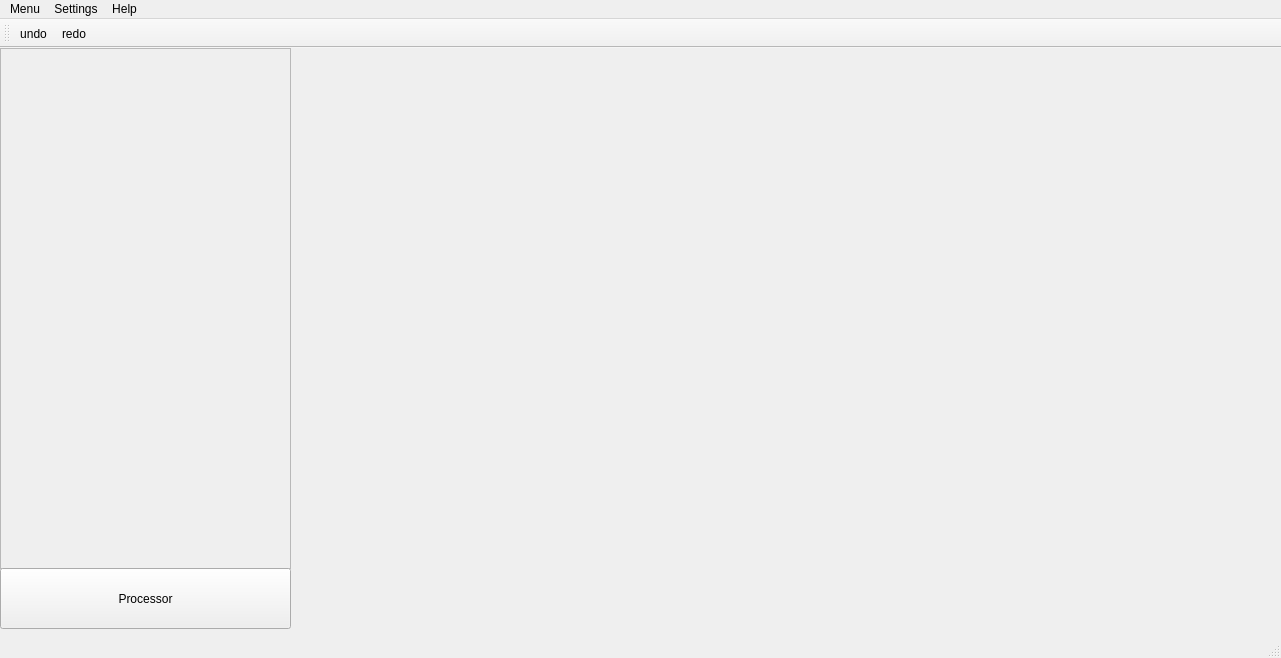
Before: the Qt Designer form mainwindow.ui in AstapovIE/LayerEditor, drawn with Qt 5.
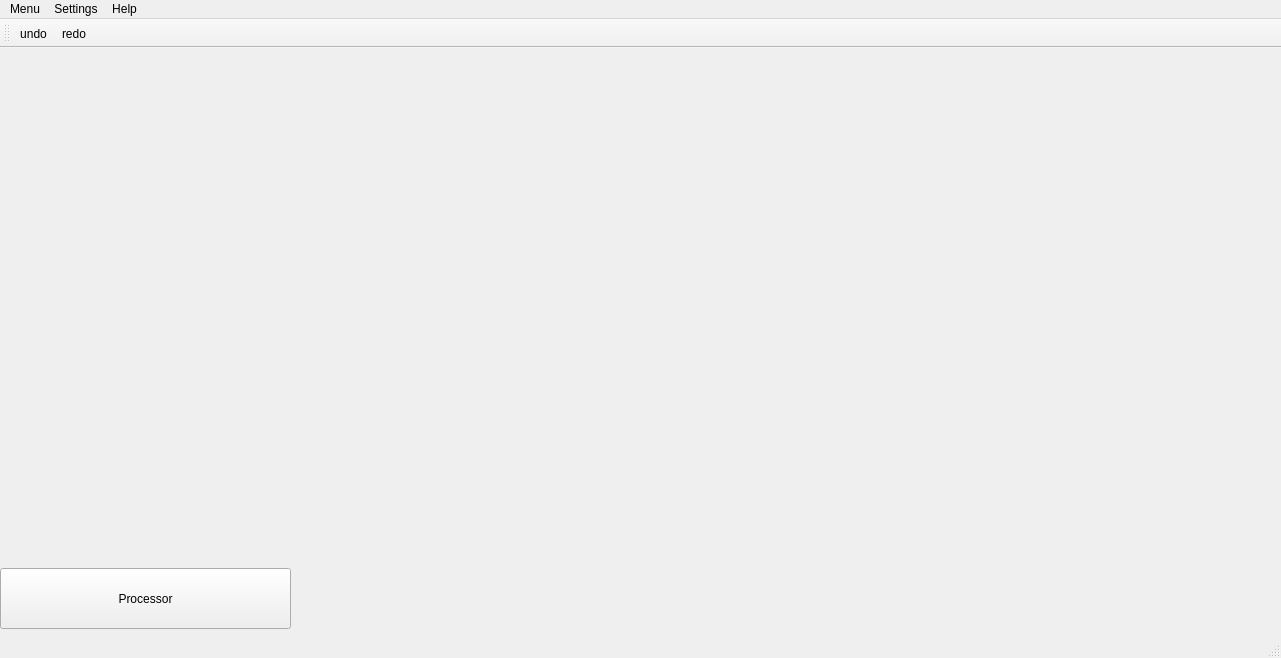
After: the same form once the commit is applied.

What changed in the file:
```diff
--- a/mainwindow.ui
+++ b/mainwindow.ui
@@ -14,16 +14,6 @@
    <string>MainWindow</string>
   </property>
   <widget class="QWidget" name="centralwidget">
-   <widget class="QWidget" name="LayerEditorWidget" native="true">
-    <property name="geometry">
-     <rect>
-      <x>290</x>
-      <y>0</y>
-      <width>991</width>
-      <height>581</height>
-     </rect>
-    </property>
-   </widget>
    <widget class="QFrame" name="frame">
     <property name="geometry">
      <rect>
@@ -34,10 +24,7 @@
      </rect>
     </property>
     <property name="frameShape">
-     <enum>QFrame::Shape::StyledPanel</enum>
-    </property>
-    <property name="frameShadow">
-     <enum>QFrame::Shadow::Raised</enum>
+     <enum>QFrame::NoFrame</enum>
     </property>
    </widget>
    <widget class="QPushButton" name="processorButton">
@@ -53,6 +40,17 @@
      <string>Processor</string>
     </property>
    </widget>
+   <widget class="QWidget" name="verticalLayoutWidget">
+    <property name="geometry">
+     <rect>
+      <x>289</x>
+      <y>-1</y>
+      <width>991</width>
+      <height>581</height>
+     </rect>
+    </property>
+    <layout class="QVBoxLayout" name="editorWidgetLayout"/>
+   </widget>
   </widget>
   <widget class="QMenuBar" name="menubar">
    <property name="geometry">
```
Left out of the diff: 2 changed lines with no effect on the pictures.
